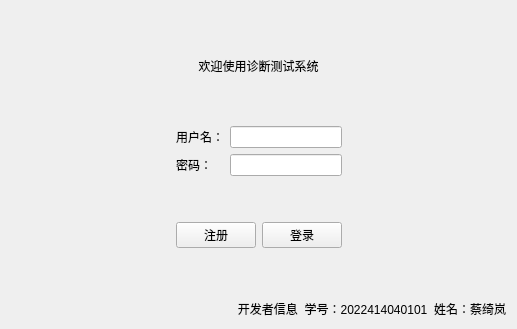
This is loginview.ui in StephenCai6/Lab3 as Qt 5 draws it before an edit. The edited form follows.
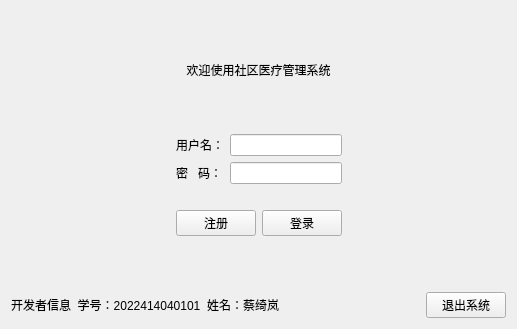
This is the edited form. Icons and pictures are not drawn.

Diff of the .ui file:
```diff
--- a/loginview.ui
+++ b/loginview.ui
@@ -13,8 +13,8 @@
   <property name="windowTitle">
    <string>登录</string>
   </property>
-  <layout class="QVBoxLayout" name="verticalLayout_2">
-   <item>
+  <layout class="QGridLayout" name="gridLayout">
+   <item row="0" column="0">
     <spacer name="verticalSpacer_2">
      <property name="orientation">
       <enum>Qt::Orientation::Vertical</enum>
@@ -27,7 +27,7 @@
      </property>
     </spacer>
    </item>
-   <item>
+   <item row="1" column="0">
     <widget class="QLabel" name="label_3">
      <property name="styleSheet">
       <string notr="true">#label_3{
@@ -36,14 +36,14 @@
 }</string>
      </property>
      <property name="text">
-      <string>欢迎使用诊断测试系统</string>
+      <string>欢迎使用社区医疗管理系统</string>
      </property>
      <property name="alignment">
       <set>Qt::AlignmentFlag::AlignCenter</set>
      </property>
     </widget>
    </item>
-   <item>
+   <item row="2" column="0">
     <spacer name="verticalSpacer">
      <property name="orientation">
       <enum>Qt::Orientation::Vertical</enum>
@@ -51,12 +51,12 @@
      <property name="sizeHint" stdset="0">
       <size>
        <width>20</width>
-       <height>38</height>
+       <height>40</height>
       </size>
      </property>
     </spacer>
    </item>
-   <item>
+   <item row="3" column="0">
     <layout class="QHBoxLayout" name="horizontalLayout_2">
      <item>
       <spacer name="horizontalSpacer">
@@ -87,8 +87,17 @@
          </item>
          <item row="1" column="0">
           <widget class="QLabel" name="label_2">
+           <property name="sizePolicy">
+            <sizepolicy hsizetype="Preferred" vsizetype="Expanding">
+             <horstretch>0</horstretch>
+             <verstretch>0</verstretch>
+            </sizepolicy>
+           </property>
            <property name="text">
-            <string>密码：</string>
+            <string>密   码：</string>
+           </property>
+           <property name="alignment">
+            <set>Qt::AlignmentFlag::AlignRight|Qt::AlignmentFlag::AlignTrailing|Qt::AlignmentFlag::AlignVCenter</set>
            </property>
           </widget>
          </item>
@@ -102,17 +111,14 @@
         </layout>
        </item>
        <item>
-        <spacer name="verticalSpacer_4">
-         <property name="orientation">
-          <enum>Qt::Orientation::Vertical</enum>
+        <widget class="QLabel" name="statusLabel">
+         <property name="text">
+          <string/>
          </property>
-         <property name="sizeHint" stdset="0">
-          <size>
-           <width>20</width>
-           <height>40</height>
-          </size>
+         <property name="alignment">
+          <set>Qt::AlignmentFlag::AlignCenter</set>
          </property>
-        </spacer>
+        </widget>
        </item>
        <item>
         <layout class="QHBoxLayout" name="horizontalLayout">
@@ -149,7 +155,7 @@
      </item>
     </layout>
    </item>
-   <item>
+   <item row="4" column="0">
     <spacer name="verticalSpacer_3">
      <property name="orientation">
       <enum>Qt::Orientation::Vertical</enum>
@@ -162,15 +168,43 @@
      </property>
     </spacer>
    </item>
-   <item>
-    <widget class="QLabel" name="label_4">
-     <property name="text">
-      <string>开发者信息  学号：2022414040101  姓名：蔡绮岚</string>
-     </property>
-     <property name="alignment">
-      <set>Qt::AlignmentFlag::AlignRight|Qt::AlignmentFlag::AlignTrailing|Qt::AlignmentFlag::AlignVCenter</set>
-     </property>
-    </widget>
+   <item row="5" column="0">
+    <layout class="QHBoxLayout" name="horizontalLayout_3">
+     <item>
+      <widget class="QLabel" name="label_4">
+       <property name="text">
+        <string>开发者信息  学号：2022414040101  姓名：蔡绮岚</string>
+       </property>
+       <property name="alignment">
+        <set>Qt::AlignmentFlag::AlignLeading|Qt::AlignmentFlag::AlignLeft|Qt::AlignmentFlag::AlignVCenter</set>
+       </property>
+      </widget>
+     </item>
+     <item>
+      <spacer name="horizontalSpacer_3">
+       <property name="orientation">
+        <enum>Qt::Orientation::Horizontal</enum>
+       </property>
+       <property name="sizeHint" stdset="0">
+        <size>
+         <width>40</width>
+         <height>20</height>
+        </size>
+       </property>
+      </spacer>
+     </item>
+     <item>
+      <widget class="QPushButton" name="btExit">
+       <property name="text">
+        <string> 退出系统 </string>
+       </property>
+       <property name="icon">
+        <iconset resource="lab3.qrc">
+         <normaloff>:/img/shutdown.png</normaloff>:/img/shutdown.png</iconset>
+       </property>
+      </widget>
+     </item>
+    </layout>
    </item>
   </layout>
  </widget>
```
Left out of the diff: 4 changed lines with no effect on the pictures.
